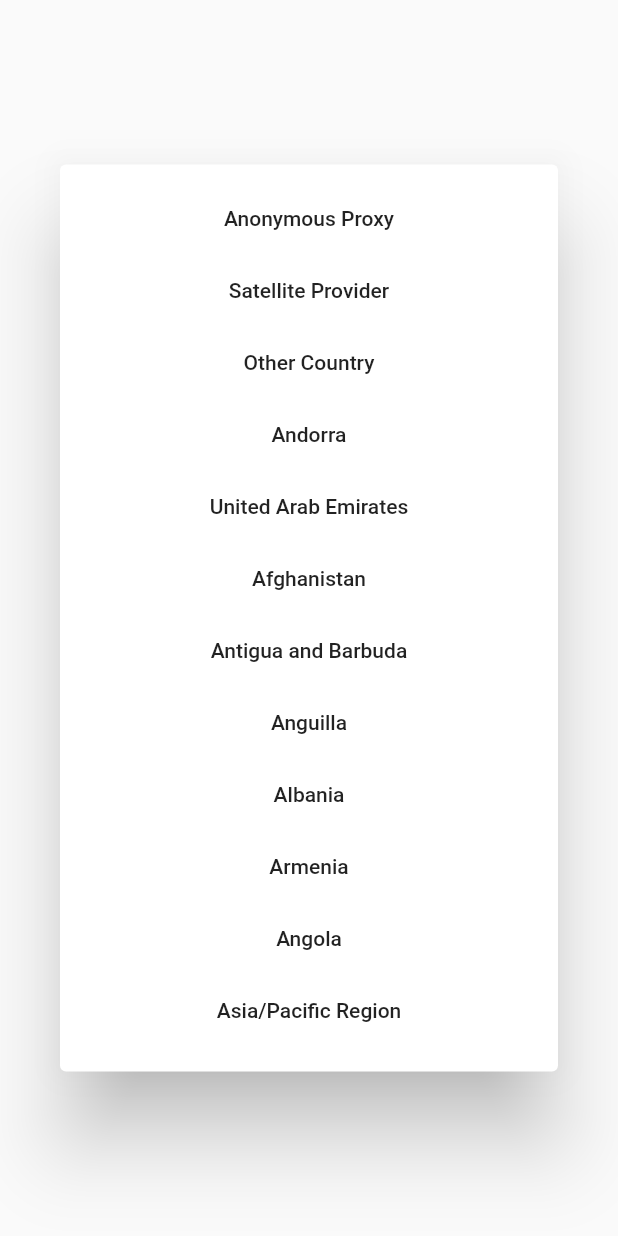
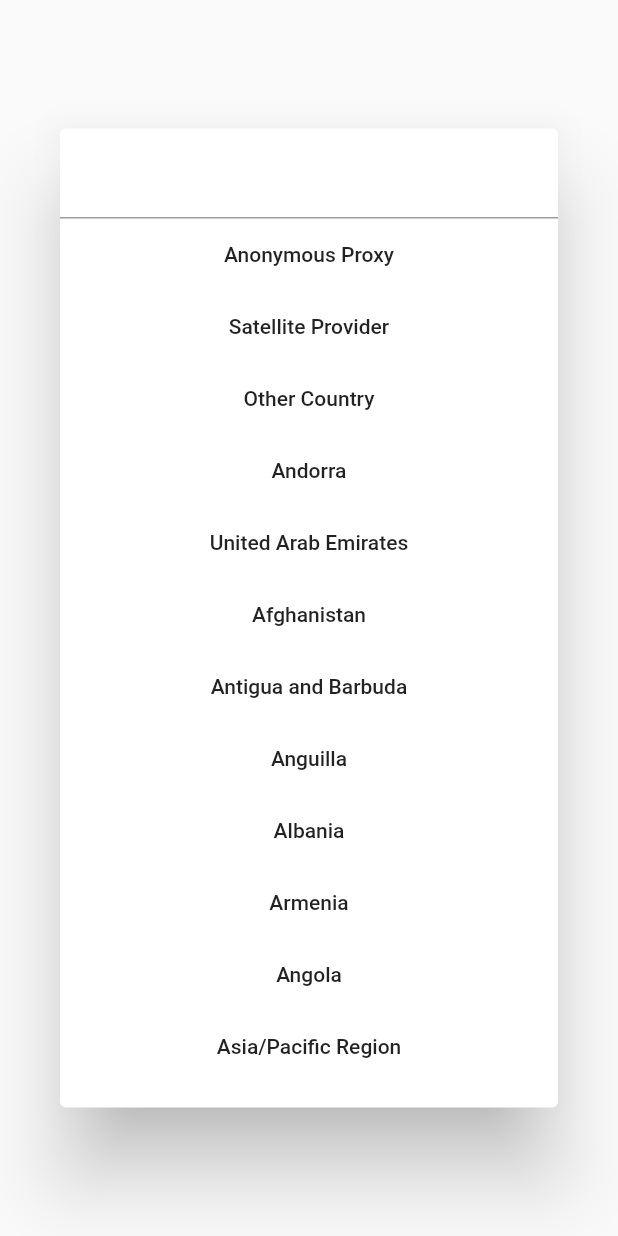
Before and after one commit to nikitagalayda/simple_country_picker, a Flutter app: the CountriesDialog widget shown alone on an empty page, opened directly, on a phone screen of 412 x 824 dp. Run offline on Flutter 3.47's test engine with Material 2 defaults, Android fonts, the phone set to English and light mode, and no system bars.

Commit message:
add country search

```diff
--- a/lib/countries_dialog.dart
+++ b/lib/countries_dialog.dart
@@ -3,7 +3,21 @@ import 'package:flutter/material.dart';
 import './country.dart';
 import './county_codes.dart';
 
-class CountriesDialog extends StatelessWidget {
+class CountriesDialog extends StatefulWidget {
+  @override
+  _CountriesDialogState createState() => _CountriesDialogState();
+}
+
+class _CountriesDialogState extends State<CountriesDialog> {
+
+  List<Country> countryList;
+
+  @override
+  void initState() {
+    super.initState();
+    countryList = countries;
+  }
+
   @override
   Widget build(BuildContext context) {
     final mediaQuery = MediaQuery.of(context).size;
@@ -11,24 +25,44 @@ class CountriesDialog extends StatelessWidget {
     return Container(
       child: SimpleDialog(
         children: <Widget>[
+          TextField(
+            enableSuggestions: false,
+            onChanged: (text) => filterCountryList(text),
+            onSubmitted: (_) {},
+          ),
           Container(
-            height: mediaQuery.height * 0.7,
-            width: mediaQuery.width * 0.7,
-            child: ListView.builder(itemCount: countries.length, itemBuilder: (BuildContext context, int index) {
-              Country country = countries[index];
-              return FlatButton(onPressed: () {}, child: Text(country.name),);
-            })
-
-              // <Widget>[
-              //   // Text(_selectedCountry ),
-              //   RaisedButton(onPressed: () {
-              //     Navigator.pop(context, "RETURN VAL");
-              //   }, child: Text("CLICK"),),
-              // ],
-            // ),
-          ),
+              height: mediaQuery.height * 0.7,
+              width: mediaQuery.width * 0.7,
+              child: ListView.builder(
+                  itemCount: countryList.length,
+                  itemBuilder: (BuildContext context, int index) {
+                    Country country = countryList[index];
+                    return FlatButton(
+                      onPressed: () {
+                        Navigator.pop(context, country);
+                      },
+                      child: Text(country.name),
+                    );
+                  })
+              ),
         ],
       ),
     );
   }
+
+  // TODO: add "best match" feature
+
+  void filterCountryList(String text) {
+    print(text);
+    print("before");
+    final filteredCountries = countries.where((country) {
+      return country.name.toLowerCase().startsWith(text.toLowerCase().trim());
+    });
+    print("after filter");
+    print(filteredCountries);
+    setState(() {
+      countryList = filteredCountries.toList();
+    });
+    // print(countryList);
+  }
 }
```
Also changed, not shown: lib/country_picker.dart (+18 -11 lines).
